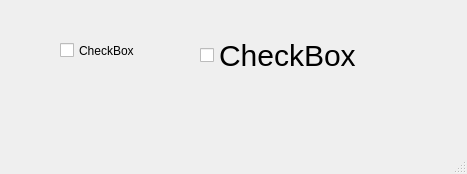
iwxyi/Qt-AniCheckBox, file mainwindow.ui: the form before one commit.
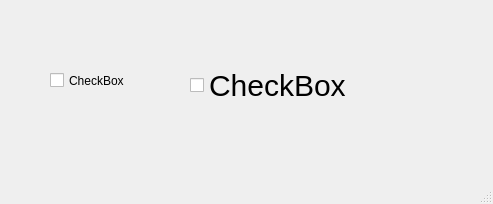
The form after the commit. Custom widgets are drawn as their Qt base class.

```diff
--- a/mainwindow.ui
+++ b/mainwindow.ui
@@ -6,8 +6,8 @@
    <rect>
     <x>0</x>
     <y>0</y>
-    <width>467</width>
-    <height>174</height>
+    <width>493</width>
+    <height>204</height>
    </rect>
   </property>
   <property name="windowTitle">
@@ -17,8 +17,8 @@
    <widget class="AniCheckBox" name="checkBox">
     <property name="geometry">
      <rect>
-      <x>60</x>
-      <y>30</y>
+      <x>50</x>
+      <y>60</y>
       <width>101</width>
       <height>41</height>
      </rect>
@@ -30,8 +30,8 @@
    <widget class="CheckBox1" name="checkBox_2">
     <property name="geometry">
      <rect>
-      <x>200</x>
-      <y>20</y>
+      <x>190</x>
+      <y>50</y>
       <width>231</width>
       <height>71</height>
      </rect>
```
Left out of the diff: 2 changed lines with no effect on the pictures.
